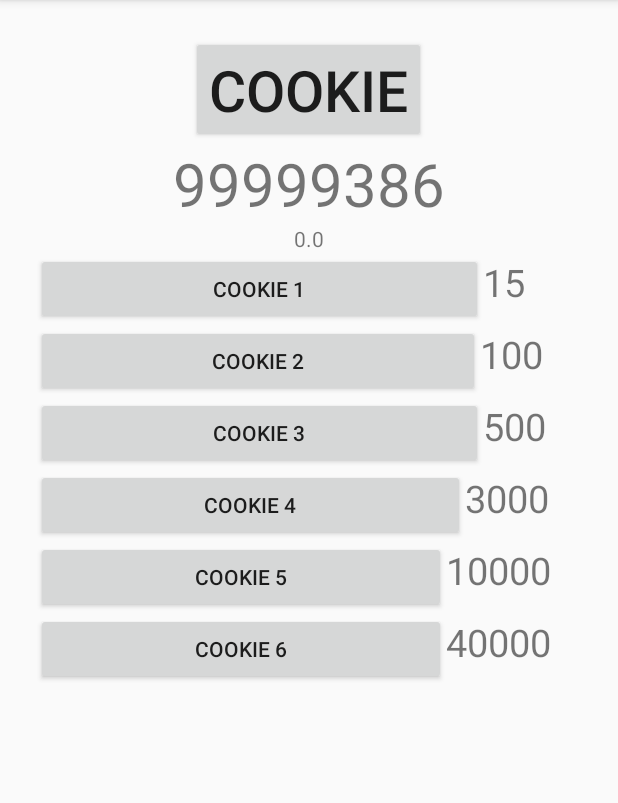
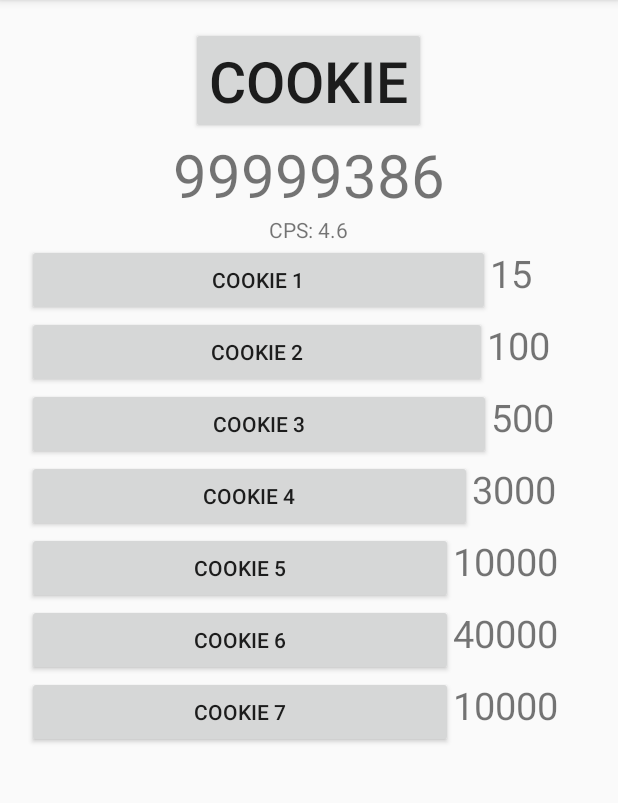
Before and after one commit to Ecleptic/Cookie-Clicker, an Android app: the screen it shows after launch (MainActivity), after a tap on "COOKIE 3", on a phone screen of 412 x 824 dp, the part 84-887 px from its top. Run offline under Robolectric (Android 15) with nearby library versions, the phone set to English and light mode, and no system bars; 3 other taps on this screen came first.

Commit message:
Handler is being used for the changing the TextViews. Have to fix the decimals for the CPS.

```diff
--- a/app/src/main/java/com/example/cameron/cookieclicker/MainActivity.java
+++ b/app/src/main/java/com/example/cameron/cookieclicker/MainActivity.java
@@ -1,5 +1,7 @@
 package com.example.cameron.cookieclicker;
 
+import android.os.Handler;
+import android.os.Message;
 import android.support.v7.app.ActionBarActivity;
 import android.os.Bundle;
 import android.util.Log;
@@ -23,6 +25,7 @@ public class MainActivity extends ActionBarActivity {
     private int cookie4_amount = -3000;
     private int cookie5_amount = -10000;
     private int cookie6_amount = -40000;
+    private int cookie7_amount = -10000;
     public double CPS = 0.0;
     private int timertest = 0;
 
@@ -43,6 +46,7 @@ public class MainActivity extends ActionBarActivity {
     TextView mCookie4Price;
     TextView mCookie5Price;
     TextView mCookie6Price;
+    TextView mCookie7Price;
 
     Bank mBank;
 
@@ -54,12 +58,18 @@ public class MainActivity extends ActionBarActivity {
         public void run() {
             timertest += 1;
             mBank.mBankBalance += CPS;
-//            mCPS.setText(""+CPS);
-//            setBankDisplay();
+            mHandler.obtainMessage(1).sendToTarget();
             Log.d(TAG, "Timer: " + timertest);
         }
     };
 
+    //    May need to do something about this Handler
+    private Handler mHandler = new Handler() {
+        public void handleMessage(Message msg) {
+            mCPS.setText("CPS: " + CPS);
+            mBankDisplay.setText("" + mBank.getBalance());
+        }
+    };
 
     @Override
     protected void onCreate(final Bundle savedInstanceState) {
@@ -68,7 +78,7 @@ public class MainActivity extends ActionBarActivity {
 
         Timer mTimer = new Timer();
 
-        mTimer.scheduleAtFixedRate(mTimerTask,1000,1000);
+        mTimer.scheduleAtFixedRate(mTimerTask, 1000, 1000);
 
         mBank = new Bank();
 
@@ -80,6 +90,7 @@ public class MainActivity extends ActionBarActivity {
         mCookie4 = (Button) findViewById(R.id.cookie4);
         mCookie5 = (Button) findViewById(R.id.cookie5);
         mCookie6 = (Button) findViewById(R.id.cookie6);
+        mCookie7 = (Button) findViewById(R.id.cookie7);
 
         mBankDisplay = (TextView) findViewById(R.id.bankdisplay);
         mCPS = (TextView) findViewById(R.id.cpsdisplay);
@@ -89,18 +100,19 @@ public class MainActivity extends ActionBarActivity {
         mCookie4Price = (TextView) findViewById(R.id.cookie4_price);
         mCookie5Price = (TextView) findViewById(R.id.cookie5_price);
         mCookie6Price = (TextView) findViewById(R.id.cookie6_price);
+        mCookie7Price = (TextView) findViewById(R.id.cookie7_price);
 
-        mBuildings = new Building[6];
+        mBuildings = new Building[7];
         mBuildings[0] = new Building();
         mBuildings[1] = new Building();
         mBuildings[2] = new Building();
         mBuildings[3] = new Building();
         mBuildings[4] = new Building();
         mBuildings[5] = new Building();
+        mBuildings[6] = new Building();
 
         mBankDisplay.setText("" + mBank.getBalance());
-        mCPS.setText(""+CPS);
-
+        mCPS.setText("" + CPS);
 
 
         mCookie0.setOnClickListener(new View.OnClickListener() {
@@ -118,6 +130,7 @@ public class MainActivity extends ActionBarActivity {
                     mBank.deposit(cookie1_amount);
                     mBuildings[0].addC1Building(1);
                     CPS += .1;
+                    mCPS.setText("CPS: " + CPS);
                     Log.d(TAG, "CPS = " + CPS);
 //                    Log.d(TAG, "mC1Number is: " + mBuildings[0].numberOfC1Buildings());
                     mBankDisplay.setText("" + mBank.getBalance());
@@ -131,6 +144,9 @@ public class MainActivity extends ActionBarActivity {
                 if ((mBank.mBankBalance + cookie2_amount) >= 0) {
                     mBank.deposit(cookie2_amount);
                     mBuildings[1].addC2Building(1);
+                    CPS += .5;
+                    mCPS.setText("CPS: " + CPS);
+
 //                    Log.d(TAG, "mC2Number is: " + mBuildings[1].numberOfC2Buildings());
                     mBankDisplay.setText("" + mBank.getBalance());
                 }
@@ -143,6 +159,9 @@ public class MainActivity extends ActionBarActivity {
                 if ((mBank.mBankBalance + cookie3_amount) >= 0) {
                     mBank.deposit(cookie3_amount);
                     mBuildings[2].addC3Building(1);
+                    CPS += 4;
+                    mCPS.setText("CPS: " + CPS);
+
 //                    Log.d(TAG, "mC3Number is: " + mBuildings[2].numberOfC3Buildings());
                     mBankDisplay.setText("" + mBank.getBalance());
                 }
@@ -155,6 +174,8 @@ public class MainActivity extends ActionBarActivity {
                 if ((mBank.mBankBalance + cookie4_amount) >= 0) {
                     mBank.deposit(cookie4_amount);
                     mBuildings[3].addC4Building(1);
+                    CPS += .1;
+                    mCPS.setText("CPS: " + CPS);
 //                    Log.d(TAG, "mC4Number is: " + mBuildings[3].numberOfC4Buildings());
                     mBankDisplay.setText("" + mBank.getBalance());
                 }
@@ -167,6 +188,8 @@ public class MainActivity extends ActionBarActivity {
                 if ((mBank.mBankBalance + cookie5_amount) >= 0) {
                     mBank.deposit(cookie5_amount);
                     mBuildings[4].addC5Building(1);
+                    CPS += 10;
+                    mCPS.setText("CPS: " + CPS);
 //                    Log.d(TAG, "mC5Number is: " + mBuildings[4].numberOfC5Buildings());
                     mBankDisplay.setText("" + mBank.getBalance());
                 }
@@ -179,6 +202,23 @@ public class MainActivity extends ActionBarActivity {
                 if ((mBank.mBankBalance + cookie6_amount) >= 0) {
                     mBank.deposit(cookie6_amount);
                     mBuildings[5].addC6Building(1);
+                    CPS += 40;
+                    mCPS.setText("CPS: " + CPS);
+//                    Log.d(TAG, "mC6Number is: " + mBuildings[5].numberOfC6Buildings());
+                    mBankDisplay.setText("" + mBank.getBalance());
+
+                }
+            }
+        });
+
+        mCookie7.setOnClickListener(new View.OnClickListener() {
+            @Override
+            public void onClick(View view) {
+                if ((mBank.mBankBalance + cookie7_amount) >= 0) {
+                    mBank.deposit(cookie7_amount);
+                    mBuildings[6].addC6Building(1);
+                    CPS += 100;
+                    mCPS.setText("CPS: " + CPS);
 //                    Log.d(TAG, "mC6Number is: " + mBuildings[5].numberOfC6Buildings());
                     mBankDisplay.setText("" + mBank.getBalance());
 
--- a/app/src/main/res/layout/activity_main.xml
+++ b/app/src/main/res/layout/activity_main.xml
@@ -4,7 +4,7 @@
               android:layout_height="wrap_content"
               android:gravity="top|center"
               android:orientation="vertical"
-              android:padding="24dp"
+              android:padding="18dp"
               tools:context=".MainActivity">
 
     <Button
@@ -158,5 +158,23 @@
                 android:textSize="25dp"/>
         </LinearLayout>
 
+        <LinearLayout
+            android:layout_width="match_parent"
+            android:layout_height="wrap_content">
+
+            <Button
+                android:id="@+id/cookie7"
+                android:layout_width="wrap_content"
+                android:layout_height="wrap_content"
+                android:layout_weight="90"
+                android:text="@string/cookie7"/>
+            <TextView
+                android:id="@+id/cookie7_price"
+                android:layout_width="wrap_content"
+                android:layout_height="wrap_content"
+                android:layout_weight="10"
+                android:text="@string/cookie7_price"
+                android:textSize="25dp"/>
+        </LinearLayout>
     </LinearLayout>
 </LinearLayout>
--- a/app/src/main/res/values/strings.xml
+++ b/app/src/main/res/values/strings.xml
@@ -18,4 +18,5 @@
     <string name="cookie4_price">3000</string>
     <string name="cookie5_price">10000</string>
     <string name="cookie6_price">40000</string>
+    <string name="cookie7_price">10000</string>
 </resources>
```
